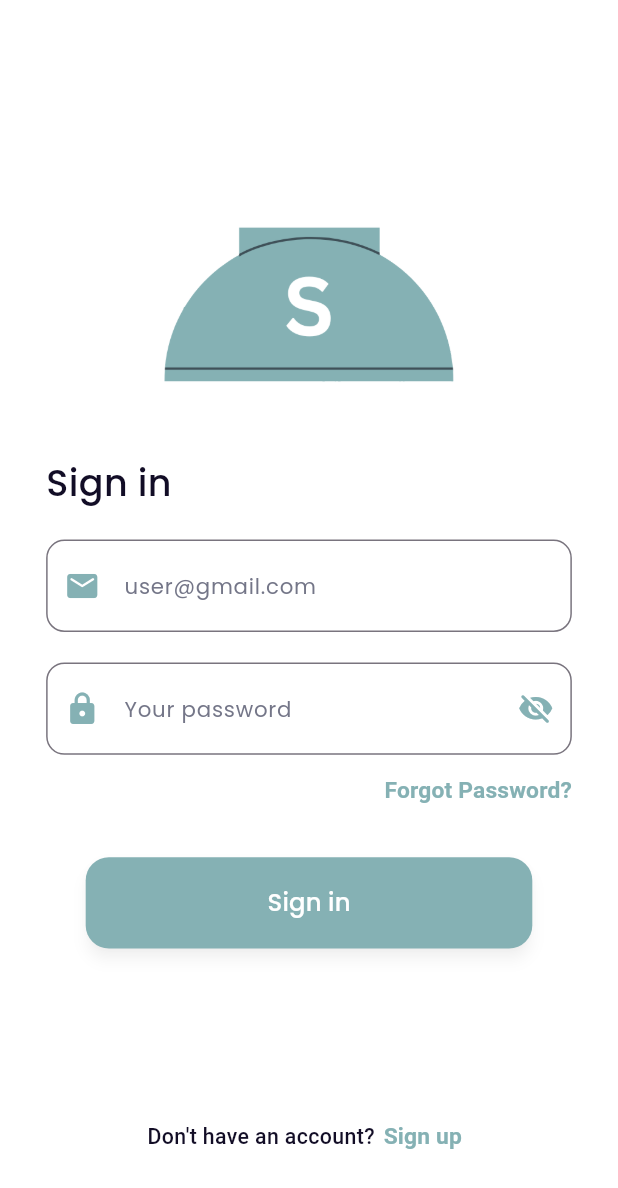
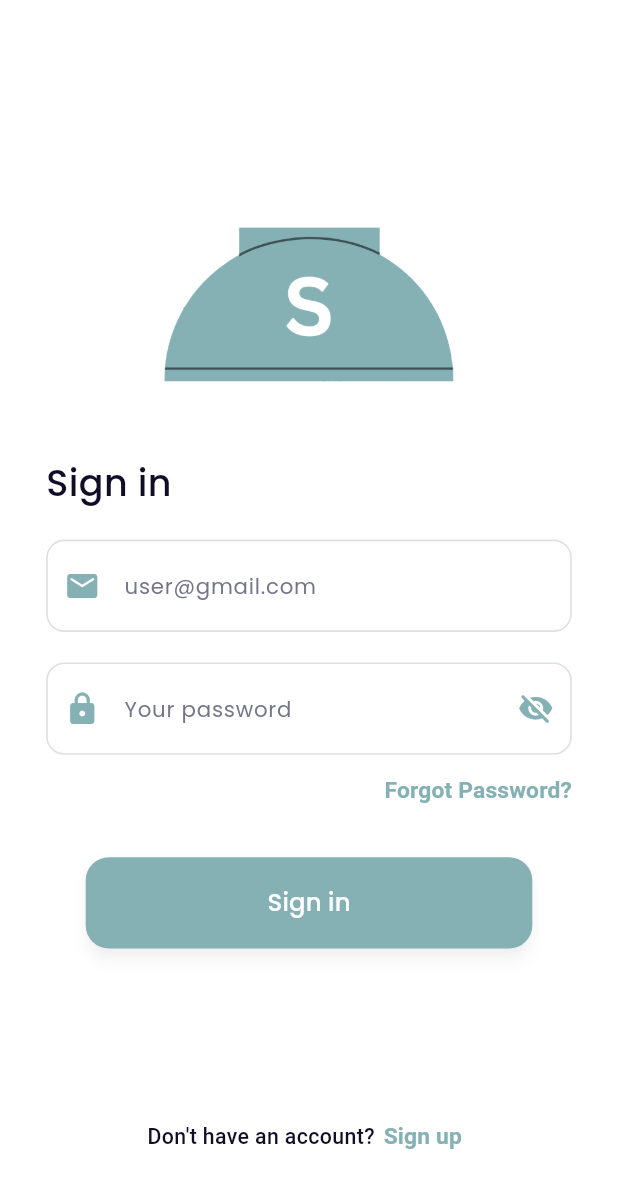
Before and after one commit to favjiw/seacatering, a Flutter app: the screen it shows after launch, on a phone screen of 412 x 824 dp. Shown: the top 1188 px of the screen. Run offline on Flutter 3.47's test engine with Material 3 defaults, Android fonts, the phone set to English and light mode, and no system bars; our stand-ins replace email_validator, flutter_screenutil, get, google_fonts, hexcolor.

Commit message:
change border custom_text

```diff
--- a/lib/app/shared/widgets/custom_text_field.dart
+++ b/lib/app/shared/widgets/custom_text_field.dart
@@ -1,5 +1,6 @@
 import 'package:flutter/material.dart';
 import 'package:flutter_screenutil/flutter_screenutil.dart';
+import 'package:hexcolor/hexcolor.dart';
 
 class CustomTextField extends StatelessWidget {
   final String hintText;
@@ -57,6 +58,33 @@ class CustomTextField extends StatelessWidget {
               ),
           prefixIcon: prefixIcon,
           suffixIcon: suffixIcon,
+          enabledBorder: OutlineInputBorder(
+            borderRadius: BorderRadius.circular(12.r),
+            borderSide: BorderSide(
+              color: HexColor('#E4DFDF'),
+              width: 1.w,
+            ),
+          ),
+          focusedBorder: OutlineInputBorder(
+            borderRadius: BorderRadius.circular(12.r),
+            borderSide: BorderSide(
+              color: HexColor('#85B1B4'),
+              width: 1.w,
+            ),
+          ),
+          errorBorder: OutlineInputBorder(
+            borderRadius: BorderRadius.circular(12.r),
+            borderSide: BorderSide(
+              color: Colors.red,
+            ),
+          ),
+          focusedErrorBorder: OutlineInputBorder(
+            borderRadius: BorderRadius.circular(12.r),
+            borderSide: BorderSide(
+              color: Colors.red,
+              width: 2,
+            ),
+          ),
           border: OutlineInputBorder(
             borderRadius: BorderRadius.circular(12.r),
           ),
```
